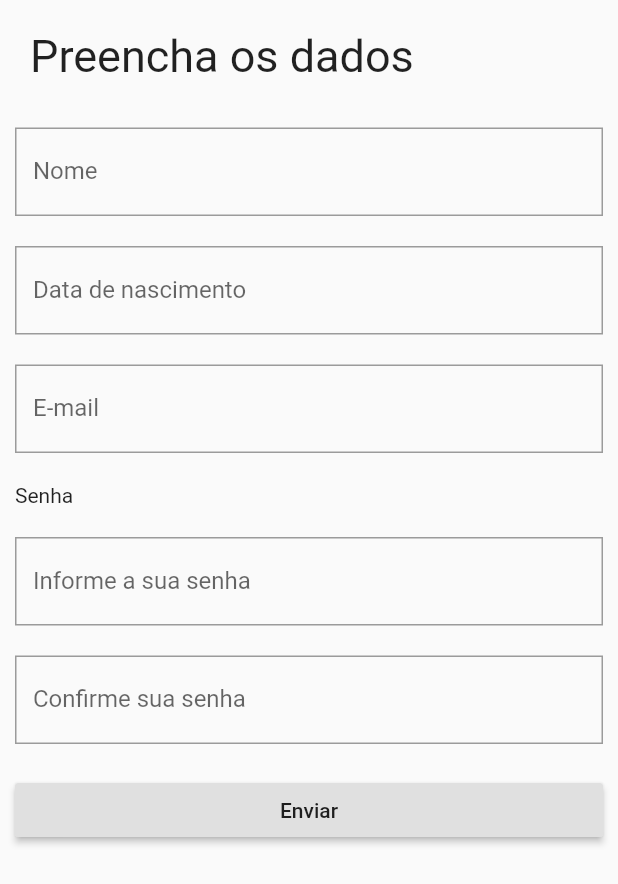
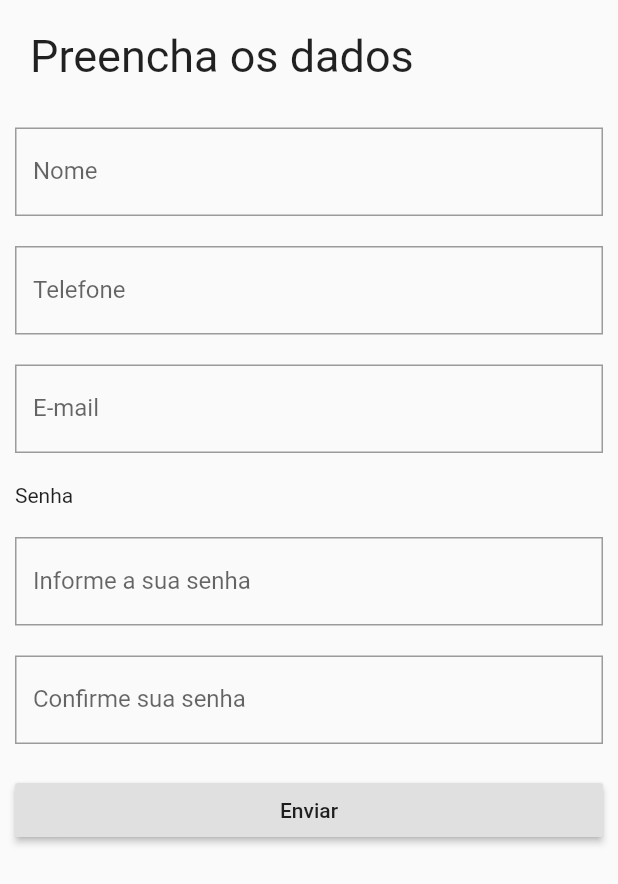
Before and after one commit to AndreFaria-dev/CRUD-Flutter, a Flutter app: the CadastroView screen opened directly, after a tap on "Enviar", on a phone screen of 412 x 824 dp. Shown: the top 884 px of the screen. Run offline on Flutter 3.47's test engine with Material 2 defaults, Android fonts, the phone set to English and light mode, and no system bars; our stand-ins replace sqflite; accounts and stored records are empty.

Commit message:
Inserçao e consulta no sqlite

```diff
--- a/lib/CadastroModel.dart
+++ b/lib/CadastroModel.dart
@@ -1,8 +1,33 @@
 class Usuario {
-  final String nome;
-  final String email;
-  final String dtnascimento;
-  final String senha;
+  String nome;
+  String email;
+  String telefone;
+  String senha;
 
-  Usuario(this.nome, this.email, this.dtnascimento, this.senha);
+  Usuario(
+    this.nome,
+    this.email,
+    this.telefone,
+    this.senha,
+  );
+
+  //Passando para objetos
+  Map<String, dynamic> toMap() {
+    var map = <String, dynamic>{
+      'nome': nome,
+      'email': email,
+      'telefone': telefone,
+      'senha': senha,
+    };
+    return map;
+  }
+
+  //Requer o pacote path_provider
+
+  Usuario.fromMap(Map<String, dynamic> map) {
+    nome = map['nome'];
+    email = map['email'];
+    telefone = map['telefone'];
+    senha = map['senha'];
+  }
 }
--- a/lib/CadastroView.dart
+++ b/lib/CadastroView.dart
@@ -1,16 +1,35 @@
 import 'package:crud/CadastroModel.dart';
+import 'package:crud/Helpers/database_helper.dart';
+import 'package:flutter/cupertino.dart';
 import 'package:flutter/material.dart';
 
+import 'main.dart';
+
 class CadastroView extends StatelessWidget {
+  //Instanciando objeto
+  final DatabaseHelper dbHelper = DatabaseHelper.instance;
+
   //Variaveis a serem passadas no formulário
   final TextEditingController _nomecontroller = TextEditingController();
-  final TextEditingController _dtnascimentocontroller = TextEditingController();
+  final TextEditingController _telefonecontroller = TextEditingController();
   final TextEditingController _emailcontroller = TextEditingController();
   final TextEditingController _senha1controller = TextEditingController();
   final TextEditingController _senha2controller = TextEditingController();
 
   @override
   Widget build(BuildContext context) {
+    var raisedButton = RaisedButton(
+      child: Text("Enviar"),
+      onPressed: () {
+        if (_senha1controller.text == _senha2controller.text) {
+          //Envia os dados para a classe model
+          //Grava no banco de dados
+          _inserir();
+        } else {
+          print("As senhas não coincidem");
+        }
+      },
+    );
     return Scaffold(
       body: Center(
         child: ListView(
@@ -39,13 +58,13 @@ class CadastroView extends StatelessWidget {
             Container(
               margin: EdgeInsets.all(10),
               child: TextField(
-                controller: _dtnascimentocontroller,
+                controller: _telefonecontroller,
                 decoration: InputDecoration(
                   border: OutlineInputBorder(
                       borderRadius: BorderRadius.all(
                     Radius.circular(0),
                   )),
-                  labelText: "Data de nascimento",
+                  labelText: "Telefone",
                 ),
               ),
             ),
@@ -94,20 +113,62 @@ class CadastroView extends StatelessWidget {
             ),
             Container(
               margin: EdgeInsets.all(10),
+              child: raisedButton,
+            ),
+          ],
+        ),
+      ),
+    );
+  }
+
+  void _inserir() async {
+    Usuario novoUsuario = Usuario(
+      _nomecontroller.text,
+      _emailcontroller.text,
+      _telefonecontroller.text,
+      _senha1controller.text,
+    );
+
+    Map<String, dynamic> row = {
+      DatabaseHelper.colunaNome: novoUsuario.nome,
+      DatabaseHelper.colunaTelefone: novoUsuario.telefone,
+      DatabaseHelper.colunaEmail: novoUsuario.email,
+      DatabaseHelper.colunaSenha: novoUsuario.senha
+    };
+
+    final id = await dbHelper.insert(row);
+    print("Usuário inserido $id");
+  }
+}
+
+class BemVindoView extends StatelessWidget {
+  @override
+  Widget build(BuildContext context) {
+    return Scaffold(
+      body: Center(
+        child: ListView(
+          children: <Widget>[
+            new Container(
+              decoration: BoxDecoration(
+                gradient: LinearGradient(
+                  begin: Alignment.center,
+                  end: Alignment.topRight,
+                  colors: [c1, c2],
+                ),
+              ),
+            ),
+            Container(
+              margin: EdgeInsets.all(20),
+              child: Text(
+                "Seja bem vindo ao App",
+                style: TextStyle(fontSize: 30),
+              ),
+            ),
+            Container(
+              margin: EdgeInsets.all(20),
               child: RaisedButton(
-                child: Text("Enviar"),
-                onPressed: () {
-                  final Usuario novoUsuario = Usuario(
-                    _nomecontroller.text,
-                    _emailcontroller.text,
-                    _dtnascimentocontroller.text,
-                    _senha1controller.text,
-                  );
-
-                  _senha1controller.text == _senha2controller.text
-                      ? print(novoUsuario)
-                      : print("As senhas não coincidem");
-                },
+                child: Text("Começar"),
+                onPressed: () {},
               ),
             ),
           ],
--- /dev/null
+++ b/lib/Helpers/database_helper.dart
@@ -0,0 +1,61 @@
+import 'dart:async';
+import 'dart:io';
+//
+import 'package:sqflite/sqflite.dart';
+import 'package:path_provider/path_provider.dart';
+//
+import 'package:crud/CadastroModel.dart';
+
+class DatabaseHelper {
+  static final _databaseName = "exemplo.db";
+  static final _databaseVersion = 1;
+
+  static final tabelaUsuarios = 'usuario';
+  static final colunaId = '_id';
+  static final colunaNome = 'nome';
+  static final colunaTelefone = 'telefone';
+  static final colunaEmail = 'email';
+  static final colunaSenha = 'senha';
+
+  // torna esta classe singleton
+  DatabaseHelper._privateConstructor();
+  static final DatabaseHelper instance = DatabaseHelper._privateConstructor();
+  // tem somente uma referência ao banco de dados
+  static Database _database;
+
+  Future<Database> get database async {
+    if (_database != null) return _database;
+    // instancia o db na primeira vez que for acessado
+    _database = await _initDatabase();
+    return _database;
+  }
+
+  // abre o banco de dados e o cria se ele não existir
+  _initDatabase() async {
+    Directory documentsDirectory = await getApplicationDocumentsDirectory();
+    String path = (documentsDirectory.path + _databaseName);
+    return await openDatabase(path,
+        version: _databaseVersion, onCreate: _onCreate);
+  }
+
+  // Código SQL para criar o banco de dados e preparar a tabela
+  Future _onCreate(Database db, int version) async {
+    await db.execute('''
+          CREATE TABLE $tabelaUsuarios (
+            $colunaId INTEGER PRIMARY KEY AUTOINCREMENT,
+            $colunaNome TEXT NOT NULL,
+            $colunaTelefone TEXT NOT NULL,
+            $colunaEmail TEXT NOT NULL,
+            $colunaSenha TEXT NOT NULL
+          )
+          ''');
+  }
+
+  //Preparar o cadastro do usuário
+  Future<int> insert(Map<String, dynamic> row) async {
+    Database db = await instance.database;
+    return await db.insert(tabelaUsuarios, row);
+  }
+
+  //Autenticar o usuário
+}
--- a/pubspec.yaml
+++ b/pubspec.yaml
@@ -23,6 +23,8 @@ environment:
 dependencies:
   flutter:
     sdk: flutter
+  sqflite: ^1.3.0
+  path_provider: ^2.0.1
 
 
   # The following adds the Cupertino Icons font to your application.
```
Also changed, not shown: lib/HomeView.dart (added, +56 -0 lines), lib/main.dart (+58 -15 lines), pubspec.lock.
